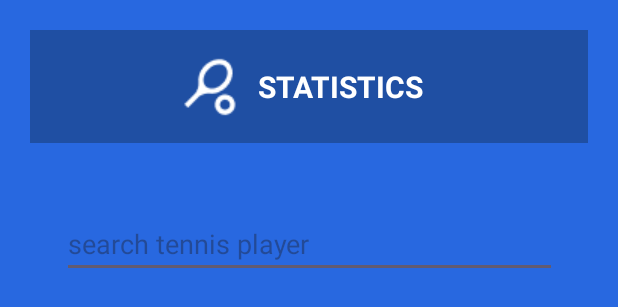
After one commit to ICTS2325071/AndroidProject, an Android app: the layout statistics.xml on its own in the app's theme, with its tools: preview values and no code run, on a phone screen of 412 x 824 dp. The commit adds this screen. Shown: the top 307 px of the screen. Run offline under Robolectric (Android 15) with nearby library versions, the phone set to English and light mode, and no system bars.

Commit message:
celle work

```diff
--- /dev/null
+++ b/app/src/main/java/com/example/teamateapplication/HomePage.kt
@@ -0,0 +1,4 @@
+package com.example.teamateapplication
+
+class HomePage {
+}
--- a/app/src/main/java/com/example/teamateapplication/Login/LoginPages.kt
+++ b/app/src/main/java/com/example/teamateapplication/Login/LoginHome.kt
@@ -1,4 +1,4 @@
 package com.example.teamateapplication.Login
 
-class LoginPages {
+class LoginHome {
 }
--- a/app/src/main/java/com/example/teamateapplication/Login/fragment_phone_email_username.kt
+++ b/app/src/main/java/com/example/teamateapplication/Login/PhoneEmailUsernameFragment.kt
@@ -14,10 +14,10 @@ private const val ARG_PARAM2 = "param2"
 
 /**
  * A simple [Fragment] subclass.
- * Use the [fragment_phone_email_username.newInstance] factory method to
+ * Use the [PhoneEmailUsernameFragment.newInstance] factory method to
  * create an instance of this fragment.
  */
-class fragment_phone_email_username : Fragment() {
+class PhoneEmailUsernameFragment : Fragment() {
     // TODO: Rename and change types of parameters
     private var param1: String? = null
     private var param2: String? = null
@@ -50,7 +50,7 @@ class fragment_phone_email_username : Fragment() {
         // TODO: Rename and change types and number of parameters
         @JvmStatic
         fun newInstance(param1: String, param2: String) =
-            fragment_phone_email_username().apply {
+            PhoneEmailUsernameFragment().apply {
                 arguments = Bundle().apply {
                     putString(ARG_PARAM1, param1)
                     putString(ARG_PARAM2, param2)
--- /dev/null
+++ b/app/src/main/java/com/example/teamateapplication/Statistics.kt
@@ -0,0 +1,4 @@
+package com.example.teamateapplication
+
+class Statistics {
+}
--- a/app/src/main/res/layout/home_login.xml
+++ b/app/src/main/res/layout/home_login.xml
@@ -144,7 +144,5 @@
         app:layout_constraintBottom_toBottomOf="parent"
         app:layout_constraintStart_toEndOf="@+id/textViewAccount"
         app:layout_constraintTop_toBottomOf="@+id/button_google" />
-    "
-
 
 </androidx.constraintlayout.widget.ConstraintLayout>
--- a/app/src/main/res/layout/page_home.xml
+++ b/app/src/main/res/layout/page_home.xml
@@ -1,7 +1,6 @@
 <?xml version="1.0" encoding="utf-8"?>
 <androidx.constraintlayout.widget.ConstraintLayout xmlns:android="http://schemas.android.com/apk/res/android"
     xmlns:app="http://schemas.android.com/apk/res-auto"
-    xmlns:tools="http://schemas.android.com/tools"
     android:layout_width="match_parent"
     android:layout_height="match_parent"
     android:background="@color/medium_high_blue">
@@ -14,7 +13,6 @@
         android:layout_marginStart="20dp"
         android:layout_marginTop="20dp"
         android:layout_marginEnd="20dp"
-        android:gravity="center"
         app:layout_constraintEnd_toEndOf="parent"
         app:layout_constraintStart_toStartOf="parent"
         app:layout_constraintTop_toTopOf="parent" />
--- /dev/null
+++ b/app/src/main/res/layout/statistics.xml
@@ -0,0 +1,51 @@
+<?xml version="1.0" encoding="utf-8"?>
+<androidx.constraintlayout.widget.ConstraintLayout xmlns:android="http://schemas.android.com/apk/res/android"
+    xmlns:app="http://schemas.android.com/apk/res-auto"
+    android:layout_width="match_parent"
+    android:layout_height="match_parent"
+    android:background="@color/medium_high_blue">
+
+    <TextView
+        android:id="@+id/textView_container_statistics"
+        style="@style/CustomContainerTextViewStatistics"
+        android:layout_width="match_parent"
+        android:layout_height="75sp"
+        android:layout_marginStart="20dp"
+        android:layout_marginTop="20dp"
+        android:layout_marginEnd="20dp"
+        app:layout_constraintEnd_toEndOf="parent"
+        app:layout_constraintStart_toStartOf="parent"
+        app:layout_constraintTop_toTopOf="parent" />
+
+    <TextView
+        android:id="@+id/textView_title_image_statistics"
+        style="@style/CustomTennisImage"
+        android:layout_width="wrap_content"
+        android:layout_height="wrap_content"
+        android:layout_marginStart="100dp"
+        app:layout_constraintBottom_toBottomOf="@+id/textView_container_statistics"
+        app:layout_constraintStart_toStartOf="@+id/textView_container_statistics"
+        app:layout_constraintTop_toTopOf="@+id/textView_container_statistics" />
+
+    <TextView
+        android:id="@+id/textView_statistics"
+        style="@style/CustomTextViewStatistics"
+        android:layout_width="wrap_content"
+        android:layout_height="wrap_content"
+        android:layout_marginEnd="110dp"
+        app:layout_constraintBottom_toBottomOf="@+id/textView_container_statistics"
+        app:layout_constraintEnd_toEndOf="@+id/textView_container_statistics"
+        app:layout_constraintTop_toTopOf="@+id/textView_container_statistics" />
+
+    <EditText
+        android:id="@+id/editText_search"
+        android:layout_width="330sp"
+        android:layout_height="40sp"
+        android:layout_marginTop="50dp"
+        android:hint="search tennis player"
+        app:layout_constraintEnd_toEndOf="parent"
+        app:layout_constraintStart_toStartOf="parent"
+        app:layout_constraintTop_toBottomOf="@+id/textView_container_statistics" />
+
+
+</androidx.constraintlayout.widget.ConstraintLayout>
--- a/app/src/main/res/values/strings.xml
+++ b/app/src/main/res/values/strings.xml
@@ -36,6 +36,6 @@
     <string name="last_title">Non hai un account?</string>
 
     <string name="last_registrati">Registrati</string>
-    <!-- TODO: Remove or change this placeholder text -->
+
     <string name="hello_blank_fragment">Hello blank fragment</string>
 </resources>
--- a/app/src/main/res/values/themes.xml
+++ b/app/src/main/res/values/themes.xml
@@ -7,8 +7,9 @@
 
     <style name="Theme.TeamateApplication" parent="Base.Theme.TeamateApplication" />
 
+    //temi pagina di avvio
     <style name="CustomImageViewLogo">
-        <item name="android:background">@drawable/img</item>
+        <item name="android:background">@drawable/logo_app</item>
     </style>
 
     <style name="CustomTextViewTitle">
@@ -108,24 +109,24 @@
         <item name="android:textAlignment">center</item>
     </style>
 
-    //posse
-
-    <style name="imageView_logo">
-        <item name="android:background">@drawable/img</item>
+    <style name="CustomContainerTextViewStatistics">
+        <item name="android:background">@color/dark_blue</item>
     </style>
 
-    <style name="textView_title">
-        <item name="android:text">@string/teamate_title</item>
-        <item name="android:textSize">48sp</item>
-        <item name="android:textColor">@color/dark_blue</item>
+    <style name="CustomTextViewStatistics">
+        <item name="android:text">@string/string_statistics</item>
+        <item name="android:textColor">@color/white</item>
+        <item name="android:textSize">20sp</item>
         <item name="android:textStyle">bold</item>
+        <item name="android:textAlignment">center</item>
+        <item name="android:gravity">center_vertical</item>
     </style>
 
-    <style name="textView_subTitle">
-        <item name="android:text">@string/teamate_subtitle</item>
-        <item name="android:textSize">20sp</item>
-        <item name="android:textColor">@color/white</item>
+    <style name="CustomTennisImage">
+        <item name="android:background">@drawable/tennis</item>
     </style>
+
+    //posse
 
     <style name="textView_HomeLogin">
         <item name="android:text">@string/title</item>
```
Also changed, not shown: app/src/main/res/drawable/logo_app.png (renamed from app/src/main/res/drawable/img.png), app/src/main/res/drawable/tennis.png (added).
